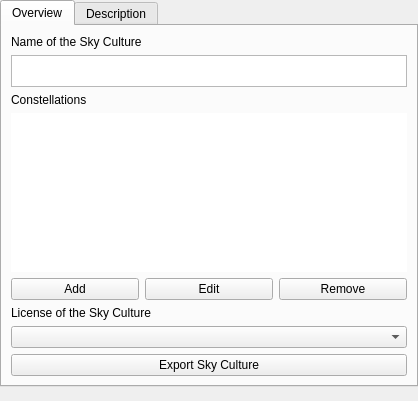
Stellarium/stellarium, file plugins/SkyCultureMaker/src/gui/scmSkyCultureDialog.ui: the form before one commit.
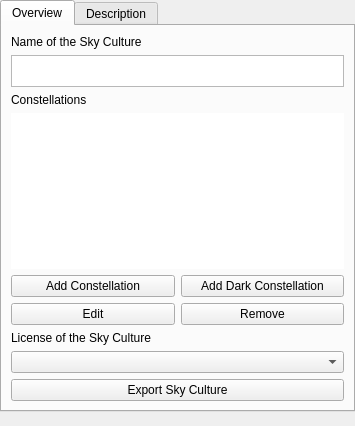
The form after the commit. Custom widgets are drawn as their Qt base class.

Commit message: add button for drawing dark constellations

The edit to the form file:
```diff
--- a/plugins/SkyCultureMaker/src/gui/scmSkyCultureDialog.ui
+++ b/plugins/SkyCultureMaker/src/gui/scmSkyCultureDialog.ui
@@ -6,13 +6,13 @@
    <rect>
     <x>0</x>
     <y>0</y>
-    <width>418</width>
-    <height>401</height>
+    <width>355</width>
+    <height>426</height>
    </rect>
   </property>
   <property name="minimumSize">
    <size>
-    <width>0</width>
+    <width>355</width>
     <height>0</height>
    </size>
   </property>
@@ -120,13 +120,10 @@
             </property>
             <property name="html">
              <string>&lt;!DOCTYPE HTML PUBLIC &quot;-//W3C//DTD HTML 4.0//EN&quot; &quot;http://www.w3.org/TR/REC-html40/strict.dtd&quot;&gt;
-&lt;html&gt;&lt;head&gt;&lt;meta name=&quot;qrichtext&quot; content=&quot;1&quot; /&gt;&lt;meta charset=&quot;utf-8&quot; /&gt;&lt;style type=&quot;text/css&quot;&gt;
+&lt;html&gt;&lt;head&gt;&lt;meta name=&quot;qrichtext&quot; content=&quot;1&quot; /&gt;&lt;style type=&quot;text/css&quot;&gt;
 p, li { white-space: pre-wrap; }
-hr { height: 1px; border-width: 0; }
-li.unchecked::marker { content: &quot;\2610&quot;; }
-li.checked::marker { content: &quot;\2612&quot;; }
-&lt;/style&gt;&lt;/head&gt;&lt;body style=&quot; font-family:'Segoe UI'; font-size:9pt; font-weight:400; font-style:normal;&quot;&gt;
-&lt;p style=&quot;-qt-paragraph-type:empty; margin-top:0px; margin-bottom:0px; margin-left:0px; margin-right:0px; -qt-block-indent:0; text-indent:0px;&quot;&gt;&lt;br /&gt;&lt;/p&gt;&lt;/body&gt;&lt;/html&gt;</string>
+&lt;/style&gt;&lt;/head&gt;&lt;body style=&quot; font-family:'.AppleSystemUIFont'; font-size:13pt; font-weight:400; font-style:normal;&quot;&gt;
+&lt;p style=&quot;-qt-paragraph-type:empty; margin-top:0px; margin-bottom:0px; margin-left:0px; margin-right:0px; -qt-block-indent:0; text-indent:0px; font-family:'Segoe UI'; font-size:9pt;&quot;&gt;&lt;br /&gt;&lt;/p&gt;&lt;/body&gt;&lt;/html&gt;</string>
             </property>
             <property name="acceptRichText">
              <bool>false</bool>
@@ -167,8 +164,8 @@
            </widget>
           </item>
           <item>
-           <layout class="QHBoxLayout" name="overviewConstellationBtnLayout">
-            <item>
+           <layout class="QGridLayout" name="overviewConstellationBtnLayout">
+            <item row="0" column="0">
              <widget class="QPushButton" name="AddConstellationBtn">
               <property name="sizePolicy">
                <sizepolicy hsizetype="Expanding" vsizetype="Preferred">
@@ -178,16 +175,35 @@
               </property>
               <property name="minimumSize">
                <size>
-                <width>100</width>
+                <width>140</width>
                 <height>0</height>
                </size>
               </property>
               <property name="text">
-               <string>Add</string>
+               <string>Add Constellation</string>
               </property>
              </widget>
             </item>
-            <item>
+            <item row="0" column="1">
+             <widget class="QPushButton" name="AddDarkConstellationBtn">
+              <property name="sizePolicy">
+               <sizepolicy hsizetype="Expanding" vsizetype="Preferred">
+                <horstretch>0</horstretch>
+                <verstretch>0</verstretch>
+               </sizepolicy>
+              </property>
+              <property name="minimumSize">
+               <size>
+                <width>140</width>
+                <height>0</height>
+               </size>
+              </property>
+              <property name="text">
+               <string>Add Dark Constellation</string>
+              </property>
+             </widget>
+            </item>
+            <item row="1" column="0">
              <widget class="QPushButton" name="EditConstellationBtn">
               <property name="sizePolicy">
                <sizepolicy hsizetype="Expanding" vsizetype="Preferred">
@@ -197,7 +213,7 @@
               </property>
               <property name="minimumSize">
                <size>
-                <width>100</width>
+                <width>140</width>
                 <height>0</height>
                </size>
               </property>
@@ -206,7 +222,7 @@
               </property>
              </widget>
             </item>
-            <item>
+            <item row="1" column="1">
              <widget class="QPushButton" name="RemoveConstellationBtn">
               <property name="sizePolicy">
                <sizepolicy hsizetype="Expanding" vsizetype="Preferred">
@@ -216,7 +232,7 @@
               </property>
               <property name="minimumSize">
                <size>
-                <width>100</width>
+                <width>140</width>
                 <height>0</height>
                </size>
               </property>
```
Left out of the diff: 8 changed lines with no effect on the pictures. The commit also changes 9 other files.
